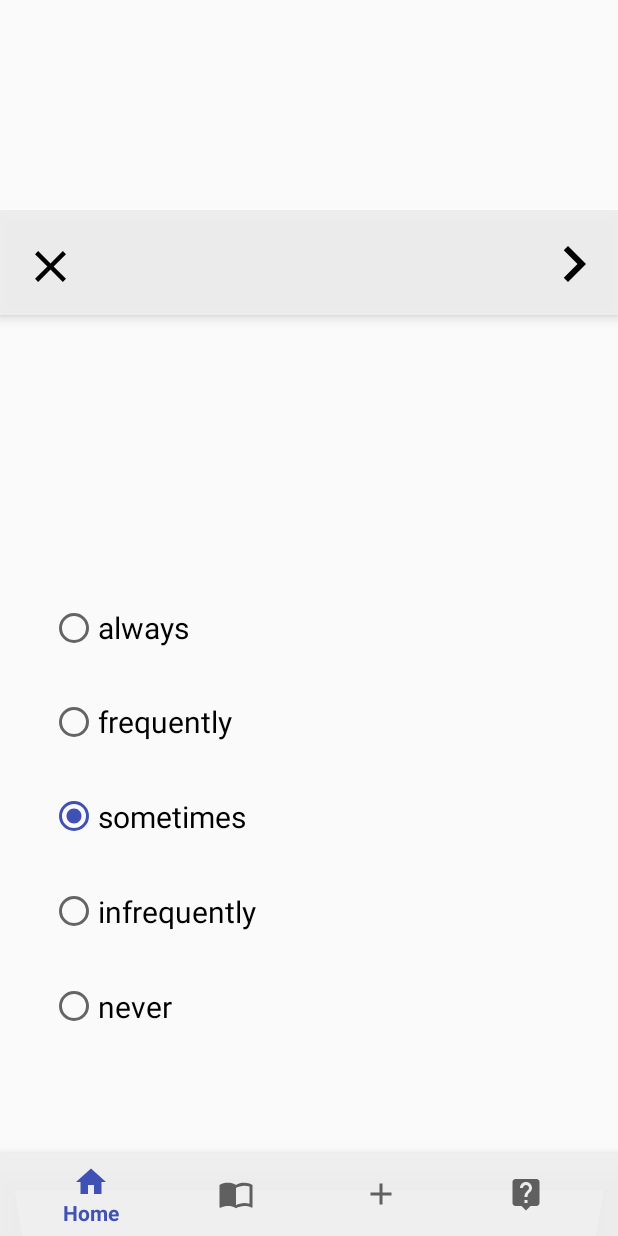
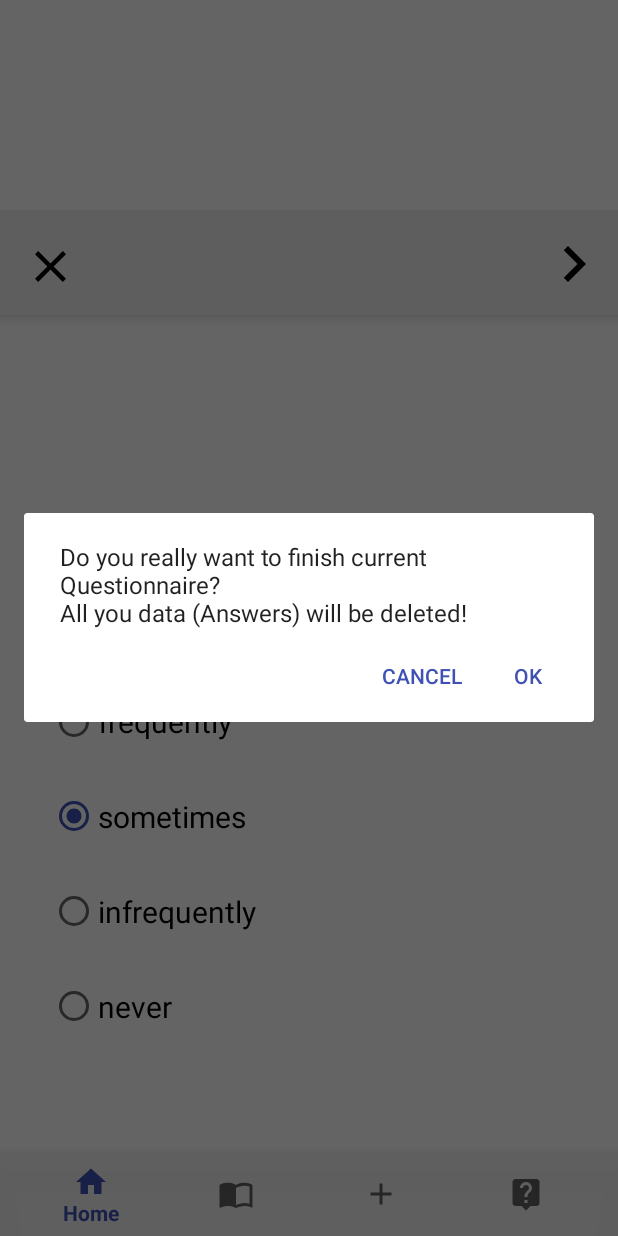
Before and after one commit to jantoktosunov/Timemanagament-App-Android, an Android app: the fragment QuestionFragment placed in its activity, after a tap on an icon or button, on a phone screen of 412 x 824 dp. Run offline under Robolectric (Android 15) with nearby library versions, the phone set to English and light mode, and no system bars; 6 statements that could not run were skipped.

Commit message:
Added AlertDialog to QuestionFragment.

```diff
--- a/app/src/main/java/de/fh_zwickau/timemanagement2/QuestionFragment.java
+++ b/app/src/main/java/de/fh_zwickau/timemanagement2/QuestionFragment.java
@@ -1,5 +1,7 @@
 package de.fh_zwickau.timemanagement2;
 
+import android.app.AlertDialog;
+import android.content.DialogInterface;
 import android.os.Bundle;
 import android.support.annotation.NonNull;
 import android.support.annotation.Nullable;
@@ -68,8 +70,26 @@ public class QuestionFragment extends Fragment implements Serializable {
         imgViewClose.setOnClickListener(new View.OnClickListener() {
             @Override
             public void onClick(View v) {
-                questBasicFragment.reset();
-                questBasicFragment.showFragment(0);
+                final AlertDialog.Builder endDialog = new AlertDialog.Builder(getActivity());
+                endDialog.setMessage("Do you really want to finish current Questionnaire?\n" +
+                        "All you data (Answers) will be deleted! ");
+
+                endDialog.setPositiveButton("Ok", new DialogInterface.OnClickListener() {
+                    @Override
+                    public void onClick(DialogInterface dialog, int which) {
+                        questBasicFragment.reset();
+                        questBasicFragment.showFragment(0);
+                    }
+                });
+
+                endDialog.setNegativeButton("Cancel", new DialogInterface.OnClickListener() {
+                    @Override
+                    public void onClick(DialogInterface dialog, int which) {
+                        //deleteDialog.
+                    }
+                });
+                endDialog.show();
+
             }
         });
         return questView;
```
